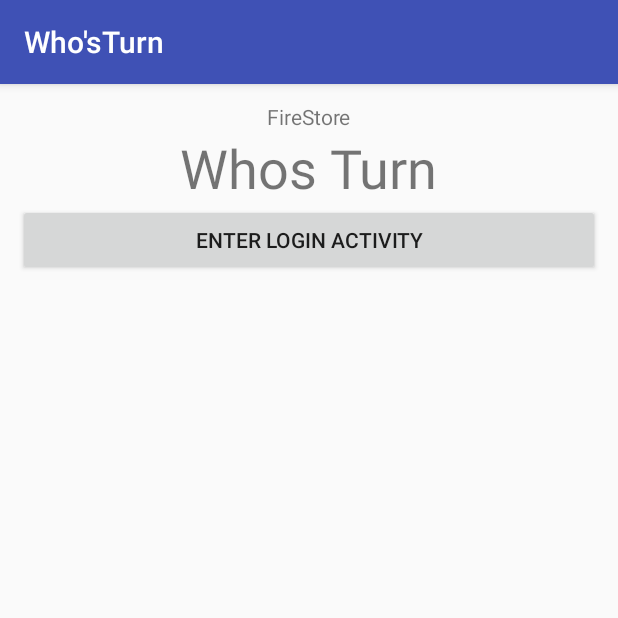
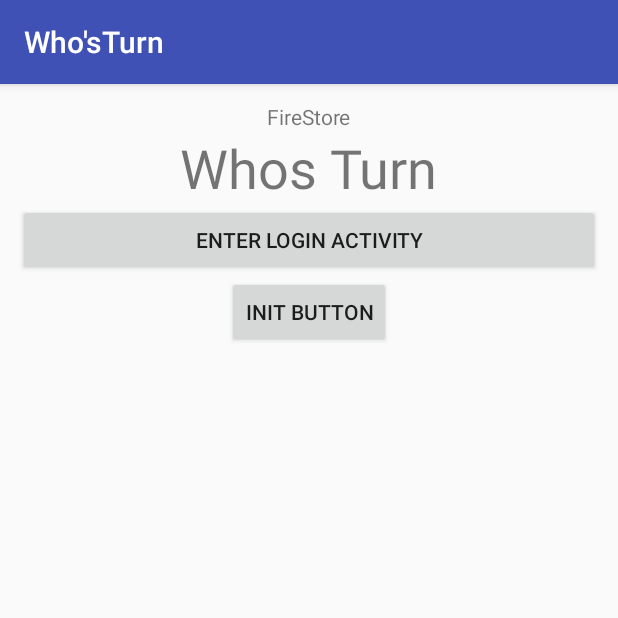
Before and after one commit to vikaspal210/WhosTurnAndroidProject, an Android app: the MainActivity screen opened directly, with no data from a screen before it, on a phone screen of 412 x 824 dp, the top half of it. Run offline under Robolectric (Android 15) with nearby library versions, the phone set to English and light mode, and no system bars; our stand-ins replace Firebase (no records; nobody signed in at launch, a user with empty details on screens opened directly).

Commit message:
First Stable Version

```diff
--- a/app/src/main/java/com/example/cas/whosturn/MessageObject.java
+++ b/app/src/main/java/com/example/cas/whosturn/MessageObject.java
@@ -1,7 +1,7 @@
 package com.example.cas.whosturn;
 
 public class MessageObject {
-    public String NAMEOFTURN="Kishan Kushwaha";
+    public String NAMEOFTURN="";
     public Boolean WHOS_TURN=true;
     public int COUNTER=0;
 
--- a/app/src/main/res/layout/activity_main.xml
+++ b/app/src/main/res/layout/activity_main.xml
@@ -19,14 +19,20 @@
         android:layout_height="wrap_content"
         android:text="Whos Turn"
         android:textSize="36sp"/>
+    <TextView
+        android:id="@+id/ask_to_confirm"
+        android:layout_width="wrap_content"
+        android:layout_height="wrap_content"
+        android:visibility="gone"
+        android:text="You were asked to confirm"/>
+
 
     <Button
         android:id="@+id/confirm_button"
         android:layout_width="match_parent"
         android:layout_height="wrap_content"
         android:text="Confirm"
-        android:visibility="gone"
-        android:layout_marginTop="124dp"/>
+        android:visibility="gone"/>
     <Button
         android:id="@+id/request_Button"
         android:layout_width="match_parent"
@@ -39,5 +45,10 @@
         android:layout_height="wrap_content"
         android:text="Enter Login Activity"
         android:onClick="enterLoginActivity"/>
+    <Button
+        android:id="@+id/init_button"
+        android:layout_width="wrap_content"
+        android:layout_height="wrap_content"
+        android:text="Init Button"/>
 
 </LinearLayout>
```
Also changed, not shown: app/src/main/java/com/example/cas/whosturn/MainActivity.java (+36 -17 lines).
